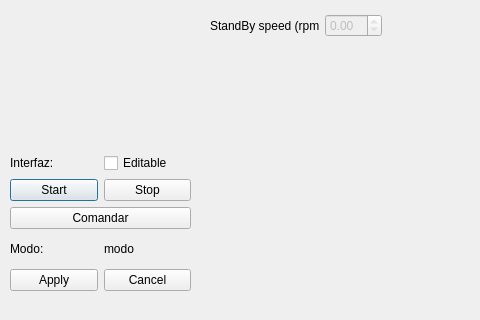
This is volante.ui in arukagiri/interfazLAC as Qt 5 draws it before an edit; both pictures show x 0 to 480 and y 247 to 567 of the 1082 by 567 pixel window. The edited form follows.
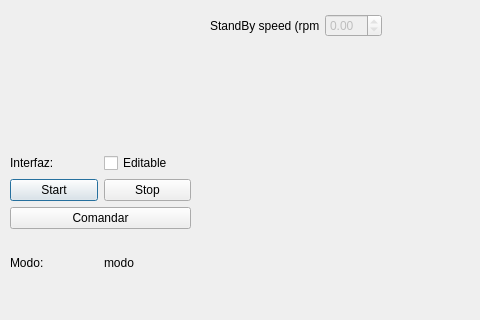
This is the edited form. Icons and pictures are not drawn.

Patch:
```diff
--- a/volante.ui
+++ b/volante.ui
@@ -353,24 +353,6 @@
       </item>
      </layout>
     </item>
-    <item>
-     <layout class="QHBoxLayout" name="horizontalLayout_12">
-      <item>
-       <widget class="QPushButton" name="pushButton_apply">
-        <property name="text">
-         <string>Apply</string>
-        </property>
-       </widget>
-      </item>
-      <item>
-       <widget class="QPushButton" name="pushButton_cancel">
-        <property name="text">
-         <string>Cancel</string>
-        </property>
-       </widget>
-      </item>
-     </layout>
-    </item>
    </layout>
   </widget>
  </widget>
```
